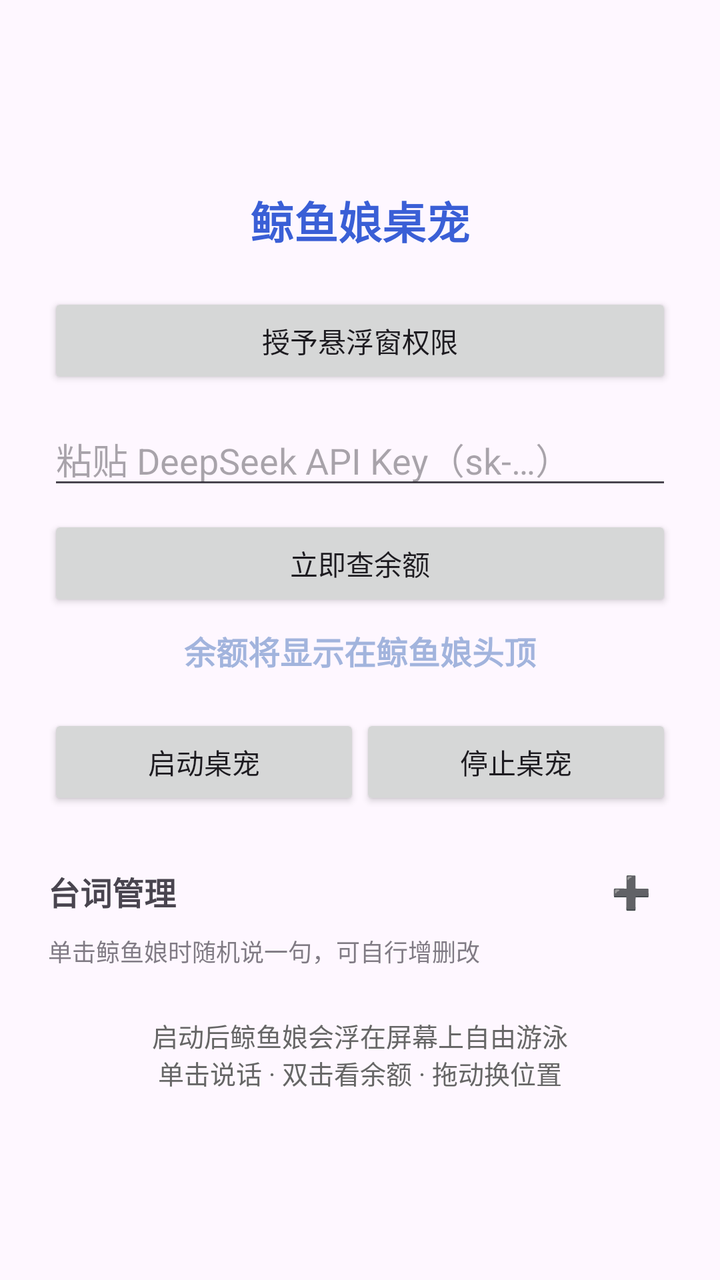
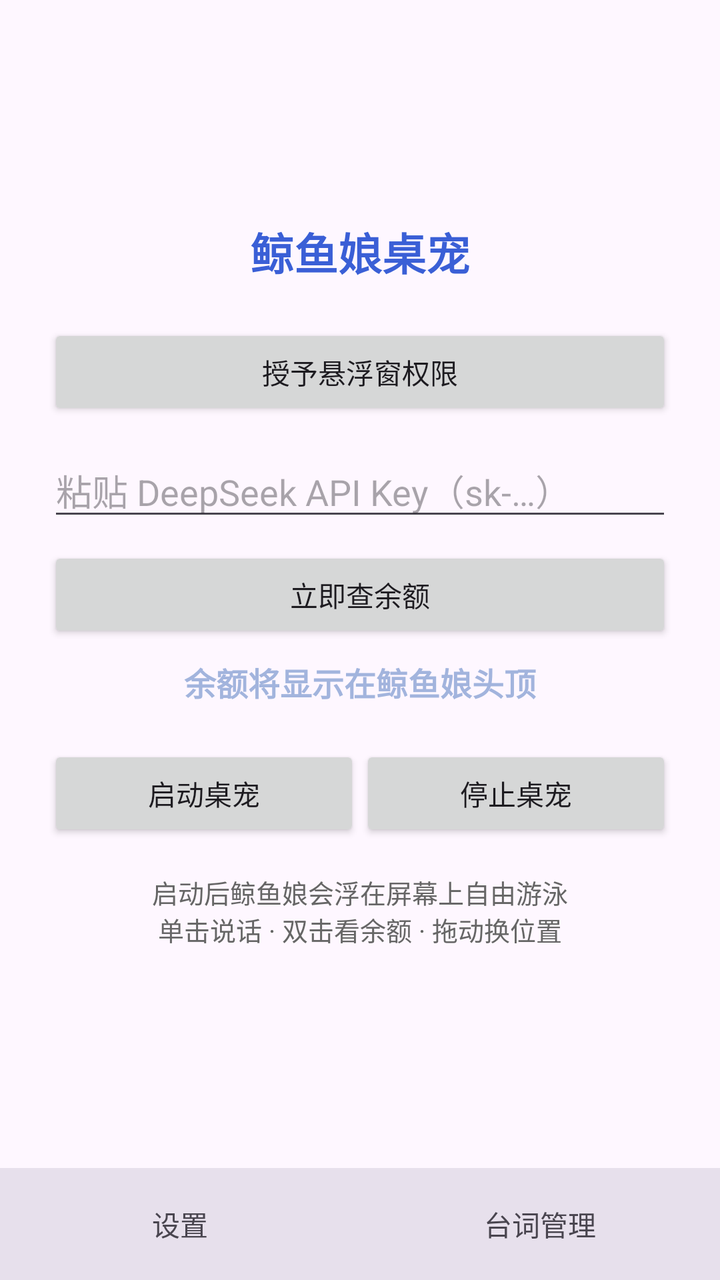

An Android layout rendered at two revisions. The XML below is the earlier revision; the diff shows what the commit changed to produce the second picture.
<!-- AndroidManifest.xml: application theme Theme.WhalePet -->
<!-- res/layout/activity_main.xml -->
<?xml version="1.0" encoding="utf-8"?>
<ScrollView xmlns:android="http://schemas.android.com/apk/res/android"
    android:layout_width="match_parent"
    android:layout_height="match_parent"
    android:fillViewport="true">

    <LinearLayout
        android:layout_width="match_parent"
        android:layout_height="match_parent"
        android:orientation="vertical"
        android:gravity="center_vertical|center_horizontal"
        android:padding="24dp">

        <TextView
            android:layout_width="wrap_content"
            android:layout_height="wrap_content"
            android:layout_gravity="center_horizontal"
            android:text="@string/main_title"
            android:textSize="22sp"
            android:textStyle="bold"
            android:textColor="@color/ic_launcher_background"
            android:layout_marginBottom="20dp" />

        
        <Button
            android:id="@+id/btn_overlay"
            android:layout_width="match_parent"
            android:layout_height="wrap_content"
            android:text="@string/grant_overlay" />

        
        <EditText
            android:id="@+id/et_api_key"
            android:layout_width="match_parent"
            android:layout_height="wrap_content"
            android:hint="@string/api_key_hint"
            android:inputType="textPassword"
            android:importantForAutofill="no"
            android:layout_marginTop="12dp" />

        
        <Button
            android:id="@+id/btn_check_balance"
            android:layout_width="match_parent"
            android:layout_height="wrap_content"
            android:text="@string/check_balance_now"
            android:layout_marginTop="8dp" />

        <TextView
            android:id="@+id/tv_balance"
            android:layout_width="match_parent"
            android:layout_height="wrap_content"
            android:gravity="center"
            android:text="@string/balance_hint"
            android:textColor="#A2B4DD"
            android:textSize="16sp"
            android:textStyle="bold"
            android:layout_marginTop="8dp" />

        
        <LinearLayout
            android:layout_width="match_parent"
            android:layout_height="wrap_content"
            android:orientation="horizontal"
            android:layout_marginTop="20dp">

            <Button
                android:id="@+id/btn_start"
                android:layout_width="0dp"
                android:layout_height="wrap_content"
                android:layout_weight="1"
                android:text="@string/start_service" />

            <Button
                android:id="@+id/btn_stop"
                android:layout_width="0dp"
                android:layout_height="wrap_content"
                android:layout_weight="1"
                android:text="@string/stop_service" />
        </LinearLayout>

        
        <LinearLayout
            android:layout_width="match_parent"
            android:layout_height="wrap_content"
            android:layout_marginTop="24dp"
            android:gravity="center_vertical"
            android:orientation="horizontal">

            <TextView
                android:layout_width="0dp"
                android:layout_height="wrap_content"
                android:layout_weight="1"
                android:text="@string/lines_title"
                android:textSize="16sp"
                android:textStyle="bold" />

            <Button
                android:id="@+id/btn_add_line"
                style="?attr/materialButtonOutlinedStyle"
                android:layout_width="wrap_content"
                android:layout_height="wrap_content"
                android:contentDescription="@string/add_line_hint"
                android:insetTop="0dp"
                android:insetBottom="0dp"
                android:minWidth="0dp"
                android:minHeight="0dp"
                android:paddingLeft="10dp"
                android:paddingRight="10dp"
                android:text="➕"
                android:textSize="16sp" />
        </LinearLayout>

        <TextView
            android:layout_width="match_parent"
            android:layout_height="wrap_content"
            android:layout_marginTop="4dp"
            android:alpha="0.7"
            android:text="@string/lines_hint"
            android:textSize="12sp" />

        <LinearLayout
            android:id="@+id/ll_lines"
            android:layout_width="match_parent"
            android:layout_height="wrap_content"
            android:layout_marginTop="8dp"
            android:orientation="vertical" />

        <TextView
            android:layout_width="match_parent"
            android:layout_height="wrap_content"
            android:layout_marginTop="16dp"
            android:gravity="center"
            android:text="启动后鲸鱼娘会浮在屏幕上自由游泳\n单击说话 · 双击看余额 · 拖动换位置"
            android:textSize="13sp"
            android:textColor="#666666" />
    </LinearLayout>
</ScrollView>
<!-- resources referenced by this layout -->
<resources>
  <color name="ic_launcher_background">#3A5FD6</color>
  <string name="add_line_hint">添加台词</string>
  <string name="api_key_hint">粘贴 DeepSeek API Key（sk-…）</string>
  <string name="balance_hint">余额将显示在鲸鱼娘头顶</string>
  <string name="check_balance_now">立即查余额</string>
  <string name="grant_overlay">授予悬浮窗权限</string>
  <string name="lines_hint">单击鲸鱼娘时随机说一句，可自行增删改</string>
  <string name="lines_title">台词管理</string>
  <string name="main_title">鲸鱼娘桌宠</string>
  <string name="start_service">启动桌宠</string>
  <string name="stop_service">停止桌宠</string>
  <style name="Theme.WhalePet" parent="Theme.Material3.DayNight.NoActionBar">
          
          <item name="colorPrimary">#A2B4DD</item>
          <item name="colorOnPrimary">#FFFFFF</item>
          <item name="colorPrimaryContainer">#D6DEF2</item>
          <item name="colorOnPrimaryContainer">#22315E</item>
          <item name="android:statusBarColor">@android:color/transparent</item>
      </style>
</resources>

<!-- the commit's change to res/layout/activity_main.xml (unified diff, before → after) -->
@@ -1,3 +1,58 @@
+<?xml version="1.0" encoding="utf-8"?>
+<LinearLayout xmlns:android="http://schemas.android.com/apk/res/android"
+    android:layout_width="match_parent"
+    android:layout_height="match_parent"
+    android:orientation="vertical">
+
+    <FrameLayout
+        android:layout_width="match_parent"
+        android:layout_height="0dp"
+        android:layout_weight="1">
+
+        
+        <include
+            android:id="@+id/page_home"
+            layout="@layout/page_home"
+            android:layout_width="match_parent"
+            android:layout_height="match_parent" />
+
+        
+        <include
+            android:id="@+id/page_lines"
+            layout="@layout/page_lines"
+            android:layout_width="match_parent"
+            android:layout_height="match_parent"
+            android:visibility="gone" />
+    </FrameLayout>
+
+    
+    <LinearLayout
+        android:id="@+id/bottom_bar"
+        android:layout_width="match_parent"
+        android:layout_height="56dp"
+        android:background="?attr/colorSurfaceVariant"
+        android:orientation="horizontal">
+
+        <TextView
+            android:id="@+id/tab_home"
+            android:layout_width="0dp"
+            android:layout_height="match_parent"
+            android:layout_weight="1"
+            android:gravity="center"
+            android:text="@string/tab_home"
+            android:textSize="14sp" />
+
+        <TextView
+            android:id="@+id/tab_lines"
+            android:layout_width="0dp"
+            android:layout_height="match_parent"
+            android:layout_weight="1"
+            android:gravity="center"
+            android:text="@string/tab_lines"
+            android:textSize="14sp" />
+    </LinearLayout>
+</LinearLayout>
+<!-- res/layout/page_home.xml (included above) -->
 <?xml version="1.0" encoding="utf-8"?>
 <ScrollView xmlns:android="http://schemas.android.com/apk/res/android"
     android:layout_width="match_parent"
@@ -6,20 +61,20 @@
 
     <LinearLayout
         android:layout_width="match_parent"
-        android:layout_height="match_parent"
+        android:layout_height="wrap_content"
+        android:gravity="center_vertical|center_horizontal"
         android:orientation="vertical"
-        android:gravity="center_vertical|center_horizontal"
         android:padding="24dp">
 
         <TextView
             android:layout_width="wrap_content"
             android:layout_height="wrap_content"
             android:layout_gravity="center_horizontal"
+            android:layout_marginBottom="20dp"
             android:text="@string/main_title"
+            android:textColor="@color/ic_launcher_background"
             android:textSize="22sp"
-            android:textStyle="bold"
-            android:textColor="@color/ic_launcher_background"
-            android:layout_marginBottom="20dp" />
+            android:textStyle="bold" />
 
         
         <Button
@@ -33,36 +88,36 @@
             android:id="@+id/et_api_key"
             android:layout_width="match_parent"
             android:layout_height="wrap_content"
+            android:layout_marginTop="12dp"
             android:hint="@string/api_key_hint"
-            android:inputType="textPassword"
             android:importantForAutofill="no"
-            android:layout_marginTop="12dp" />
+            android:inputType="textPassword" />
 
         
         <Button
             android:id="@+id/btn_check_balance"
             android:layout_width="match_parent"
             android:layout_height="wrap_content"
-            android:text="@string/check_balance_now"
-            android:layout_marginTop="8dp" />
+            android:layout_marginTop="8dp"
+            android:text="@string/check_balance_now" />
 
         <TextView
             android:id="@+id/tv_balance"
             android:layout_width="match_parent"
             android:layout_height="wrap_content"
+            android:layout_marginTop="8dp"
             android:gravity="center"
             android:text="@string/balance_hint"
             android:textColor="#A2B4DD"
             android:textSize="16sp"
-            android:textStyle="bold"
-            android:layout_marginTop="8dp" />
+            android:textStyle="bold" />
 
         
         <LinearLayout
             android:layout_width="match_parent"
             android:layout_height="wrap_content"
-            android:orientation="horizontal"
-            android:layout_marginTop="20dp">
+            android:layout_marginTop="20dp"
+            android:orientation="horizontal">
 
             <Button
                 android:id="@+id/btn_start"
@@ -79,11 +134,33 @@
                 android:text="@string/stop_service" />
         </LinearLayout>
 
+        <TextView
+            android:layout_width="match_parent"
+            android:layout_height="wrap_content"
+            android:layout_marginTop="16dp"
+            android:gravity="center"
+            android:text="@string/home_hint"
+            android:textColor="#666666"
+            android:textSize="13sp" />
+    </LinearLayout>
+</ScrollView>
+<!-- res/layout/page_lines.xml (included above) -->
+<?xml version="1.0" encoding="utf-8"?>
+<ScrollView xmlns:android="http://schemas.android.com/apk/res/android"
+    android:layout_width="match_parent"
+    android:layout_height="match_parent"
+    android:fillViewport="true">
+
+    <LinearLayout
+        android:layout_width="match_parent"
+        android:layout_height="wrap_content"
+        android:orientation="vertical"
+        android:padding="24dp">
+
         
         <LinearLayout
             android:layout_width="match_parent"
             android:layout_height="wrap_content"
-            android:layout_marginTop="24dp"
             android:gravity="center_vertical"
             android:orientation="horizontal">
 
@@ -92,7 +169,7 @@
                 android:layout_height="wrap_content"
                 android:layout_weight="1"
                 android:text="@string/lines_title"
-                android:textSize="16sp"
+                android:textSize="18sp"
                 android:textStyle="bold" />
 
             <Button
@@ -101,10 +178,10 @@
                 android:layout_width="wrap_content"
                 android:layout_height="wrap_content"
                 android:contentDescription="@string/add_line_hint"
+                android:insetBottom="0dp"
                 android:insetTop="0dp"
-                android:insetBottom="0dp"
+                android:minHeight="0dp"
                 android:minWidth="0dp"
-                android:minHeight="0dp"
                 android:paddingLeft="10dp"
                 android:paddingRight="10dp"
                 android:text="➕"
@@ -123,16 +200,7 @@
             android:id="@+id/ll_lines"
             android:layout_width="match_parent"
             android:layout_height="wrap_content"
-            android:layout_marginTop="8dp"
+            android:layout_marginTop="12dp"
             android:orientation="vertical" />
-
-        <TextView
-            android:layout_width="match_parent"
-            android:layout_height="wrap_content"
-            android:layout_marginTop="16dp"
-            android:gravity="center"
-            android:text="启动后鲸鱼娘会浮在屏幕上自由游泳\n单击说话 · 双击看余额 · 拖动换位置"
-            android:textSize="13sp"
-            android:textColor="#666666" />
     </LinearLayout>
 </ScrollView>
<!-- resource entries referenced after the edit -->
@@ -6,11 +6,14 @@
   <string name="balance_hint">余额将显示在鲸鱼娘头顶</string>
   <string name="check_balance_now">立即查余额</string>
   <string name="grant_overlay">授予悬浮窗权限</string>
-  <string name="lines_hint">单击鲸鱼娘时随机说一句，可自行增删改</string>
+  <string name="home_hint">启动后鲸鱼娘会浮在屏幕上自由游泳\n单击说话 · 双击看余额 · 拖动换位置</string>
+  <string name="lines_hint">单击鲸鱼娘时随机说一句；同一条说完后至少要隔两句才会再次出现</string>
   <string name="lines_title">台词管理</string>
   <string name="main_title">鲸鱼娘桌宠</string>
   <string name="start_service">启动桌宠</string>
   <string name="stop_service">停止桌宠</string>
+  <string name="tab_home">设置</string>
+  <string name="tab_lines">台词管理</string>
   <style name="Theme.WhalePet" parent="Theme.Material3.DayNight.NoActionBar">
           
           <item name="colorPrimary">#A2B4DD</item>
